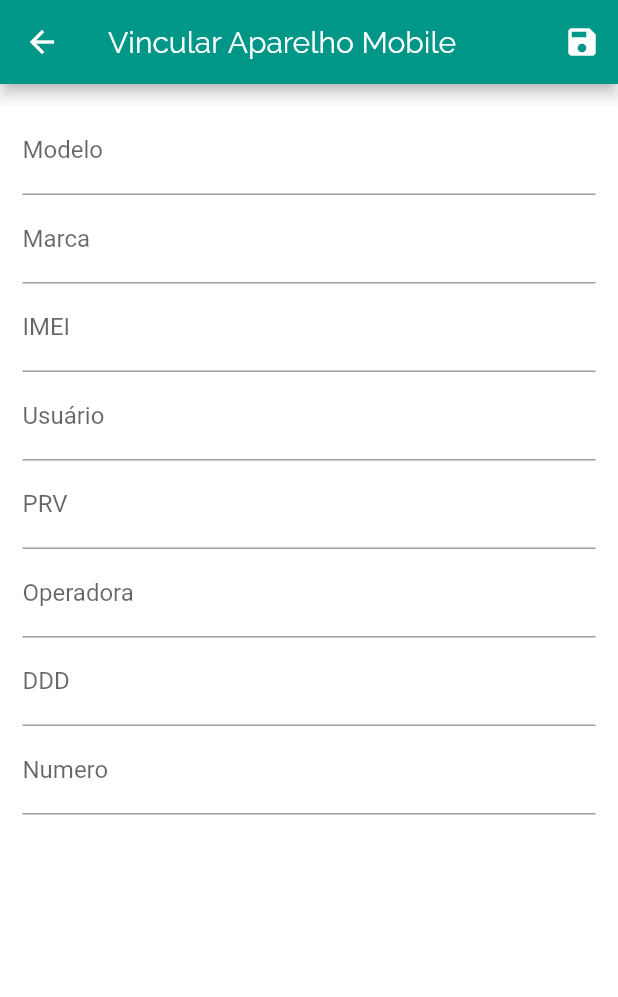
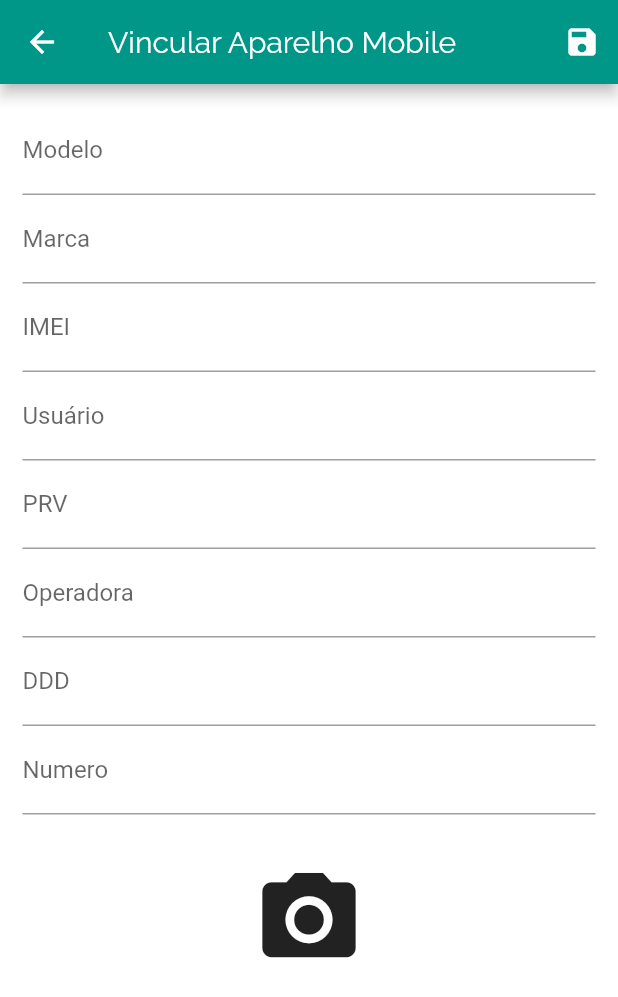
Before and after one commit to nofsd/NoFSD, a Flutter app: the MobileFormScreen screen opened by its route, on a phone screen of 412 x 824 dp. Shown: the top 997 px of the screen. Run offline on Flutter 3.47's test engine with Material 2 defaults, Android fonts, the light colour scheme and no system bars; our stand-ins replace firebase_auth, google_sign_in, image_picker, shared_preferences; missing offline and left inert: cloud_firestore_web, firebase_auth_web, firebase_core_web, flutter_auth_buttons, google_sign_in_web, shared_preferences_web; accounts and stored records are empty.

Commit message:
Integração com realtime data base Firebase e interação com câmera

```diff
--- a/lib/provider/mobiles_provider.dart
+++ b/lib/provider/mobiles_provider.dart
@@ -23,6 +23,7 @@ class MobilesProvider with ChangeNotifier {
   // se alguem chama o metódo para add
   Future<void> addMobile(MobileModel newMobile) async {
     //await substitui o then
+
     final response = await http.post(
       "$_baseUrl.json?auth=$_token",
       body: json.encode({
--- a/lib/screens/mobile_form_screen.dart
+++ b/lib/screens/mobile_form_screen.dart
@@ -1,6 +1,7 @@
 import 'package:flutter/material.dart';
 import 'package:hack_infor/models/mobile_model.dart';
 import 'package:hack_infor/provider/mobiles_provider.dart';
+import 'package:image_picker/image_picker.dart';
 import 'package:provider/provider.dart';
 
 class MobileFormScreen extends StatefulWidget {
@@ -214,6 +215,26 @@ class _MobileFormScreenState extends State<MobileFormScreen> {
                 //onSaved vai executar o _saveForm
                 onSaved: (value) => _formData['numero'] = value,
               ),
+              GestureDetector(
+                child: Container(
+                  width: 140,
+                  height: 140,
+                  child: Icon(
+                    Icons.camera_alt,
+                    size: 75,
+                  ),
+                  decoration: BoxDecoration(
+                    shape: BoxShape.circle,
+                  ),
+                ),
+                onTap: () {
+                  ImagePicker()
+                      .getImage(source: ImageSource.camera)
+                      .then((file) {
+                    if (file == null) return;
+                  });
+                },
+              ),
             ],
           ),
         ),
```
